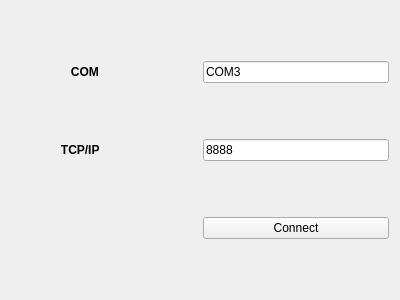
Old version of the form conect.ui in the repository SergS-cod/imul.
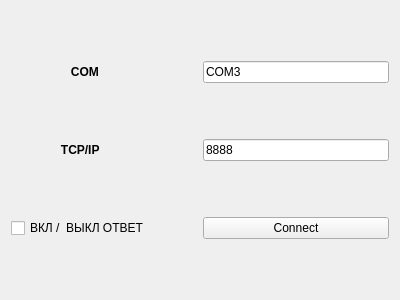
New version of the form.

```diff
--- a/conect.ui
+++ b/conect.ui
@@ -85,6 +85,13 @@
      </property>
     </widget>
    </item>
+   <item row="2" column="0">
+    <widget class="QCheckBox" name="checkBox">
+     <property name="text">
+      <string>ВКЛ /  ВЫКЛ ОТВЕТ </string>
+     </property>
+    </widget>
+   </item>
   </layout>
  </widget>
  <resources/>
```
